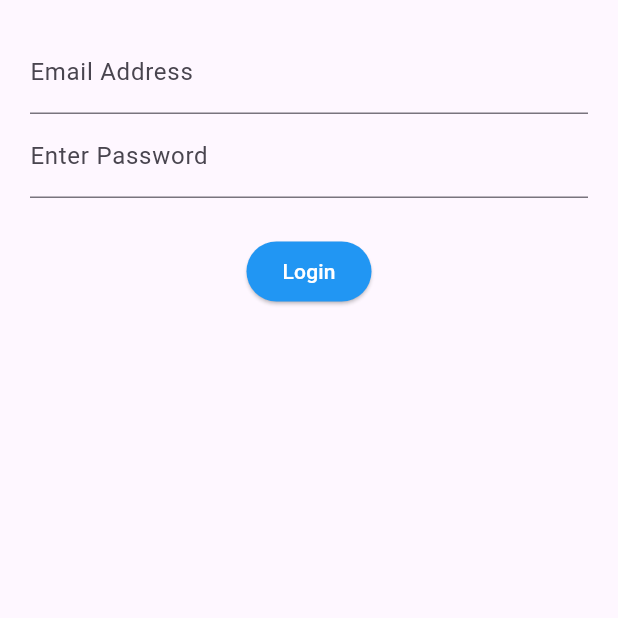
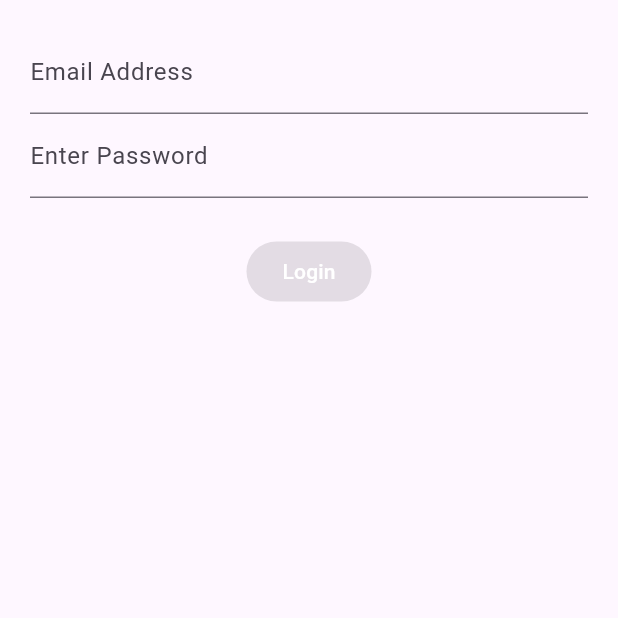
Before and after one commit to Africane/-100DaysOfCode, a Flutter app: the screen it shows after launch, on a phone screen of 412 x 824 dp, the top half of it. Run offline on Flutter 3.47's test engine with Material 3 defaults, Android fonts, the light colour scheme and no system bars; our stand-ins replace rxdart.

Commit message:
added dir for day 3 and completed day 2 project

```diff
--- a/Day 2/login_bloc/lib/src/screens.dart/login_screen.dart
+++ b/Day 2/login_bloc/lib/src/screens.dart/login_screen.dart
@@ -17,7 +17,7 @@ class LoginScreen extends StatelessWidget {
             emailField(bloc),
             passwordField(bloc),
             Container(margin: const EdgeInsets.only(top: 25.0),),
-            submitButton(),
+            submitButton(bloc),
           ],
         ),
       ),
@@ -58,11 +58,14 @@ class LoginScreen extends StatelessWidget {
     );
   }
 
-  Widget submitButton() {
+  Widget submitButton(Bloc bloc) {
+    return StreamBuilder(
+      stream: bloc.submitValid,
+      builder: (context, snapshot) {
         return ElevatedButton(
-      onPressed: () {
-        print('1');
-      },
+          onPressed: snapshot.hasData
+          ? bloc.submit
+          : null,
           style: ElevatedButton.styleFrom(
             backgroundColor: Colors.blue,
           ),
@@ -71,5 +74,7 @@ class LoginScreen extends StatelessWidget {
             style: TextStyle(color: Colors.white),
           ),
         );
+      },
+    );
   }
 }
```
Also changed, not shown: Day 2/login_bloc/lib/src/blocs/bloc.dart (+9 -0 lines). Lines whose indentation alone changed are shown as unchanged.
